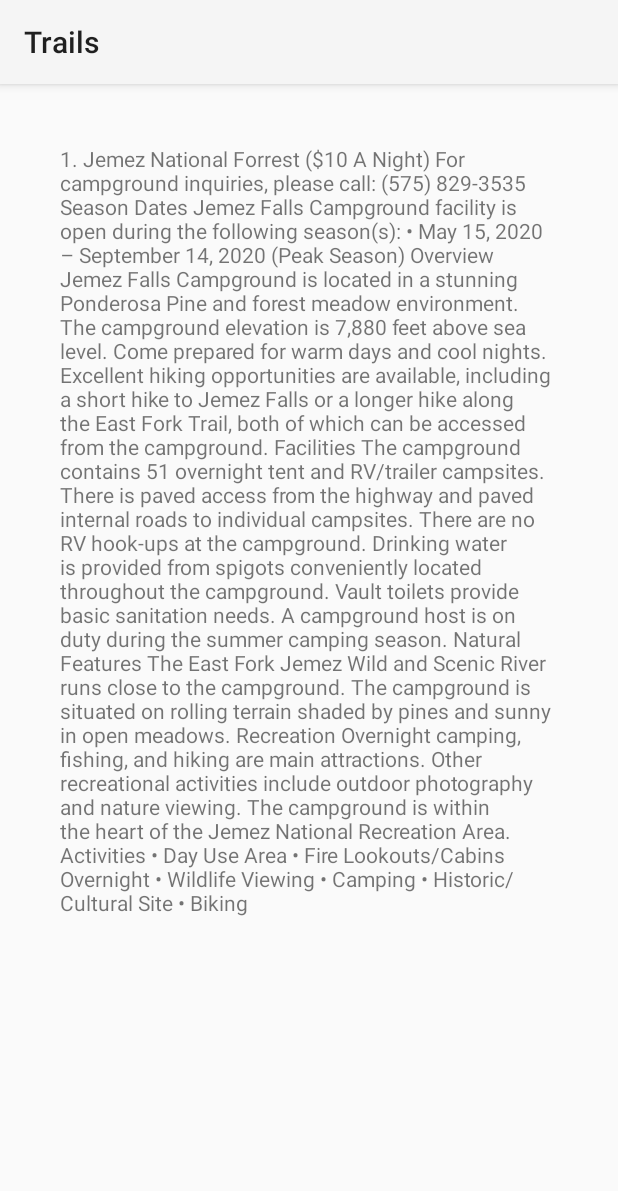
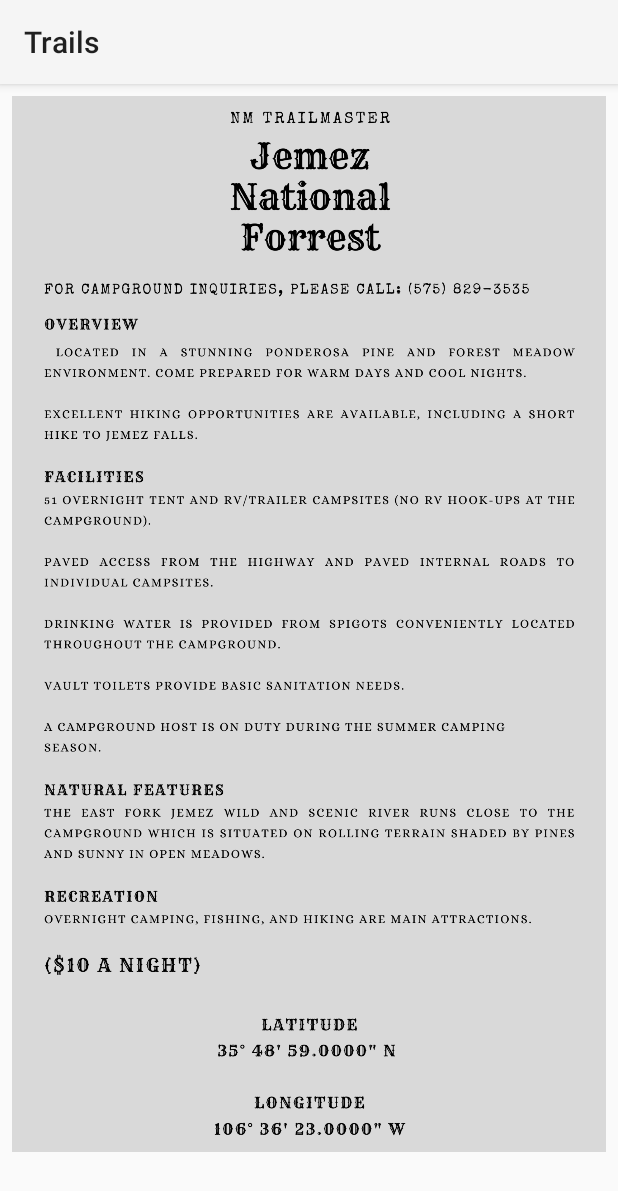
Before and after one commit to jdrake16/trails, an Android app: the Activity8 screen opened directly, with no data from a screen before it, on a phone screen of 412 x 824 dp. Shown: the top 1191 px of the screen. Run offline under Robolectric (Android 15) with nearby library versions, the phone set to English and light mode, and no system bars.

Commit message:
Added info image for Jemez.

```diff
--- a/app/src/main/res/layout/activity_8.xml
+++ b/app/src/main/res/layout/activity_8.xml
@@ -10,12 +10,14 @@
   android:layout_height="match_parent"
   android:orientation="vertical">
 
-  <TextView
-    android:id="@+id/campinfo"
-    android:layout_width="match_parent"
+  <ImageView
+    android:id="@+id/jemez"
+    android:layout_width="wrap_content"
     android:layout_height="wrap_content"
-    android:text="@string/camp_info_1"
-    android:layout_margin="40dp"
+    android:src="@drawable/jemez_canva"
+    android:scaleType="centerInside"
+    android:adjustViewBounds="true"
+    android:layout_margin="8dp"
     />
 
 
```
Also changed, not shown: app/src/main/res/drawable/jemez_canva.png (added).
